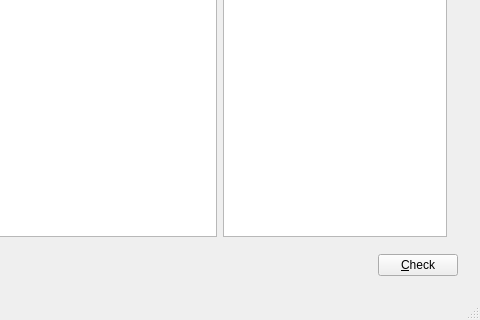
Qt form mainwindow.ui (steven-ban/PatentCheck2) before a commit; both pictures show x 270 to 750 and y 144 to 464 of the 750 by 464 pixel window.
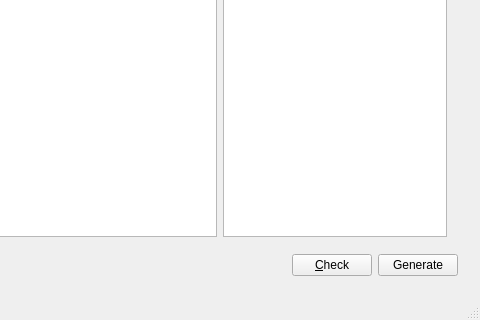
The same form after that commit. Icons and pictures are not drawn.

Commit message:
加入分割提取权利要求书及说明书的内容
使用正则表达式分割提取权利要求书及说明书的内容

```diff
--- a/mainwindow.ui
+++ b/mainwindow.ui
@@ -75,6 +75,13 @@
             </property>
            </widget>
           </item>
+          <item>
+           <widget class="QPushButton" name="generateButton">
+            <property name="text">
+             <string>Generate</string>
+            </property>
+           </widget>
+          </item>
          </layout>
         </item>
        </layout>
```
The commit also changes 1 other file.
